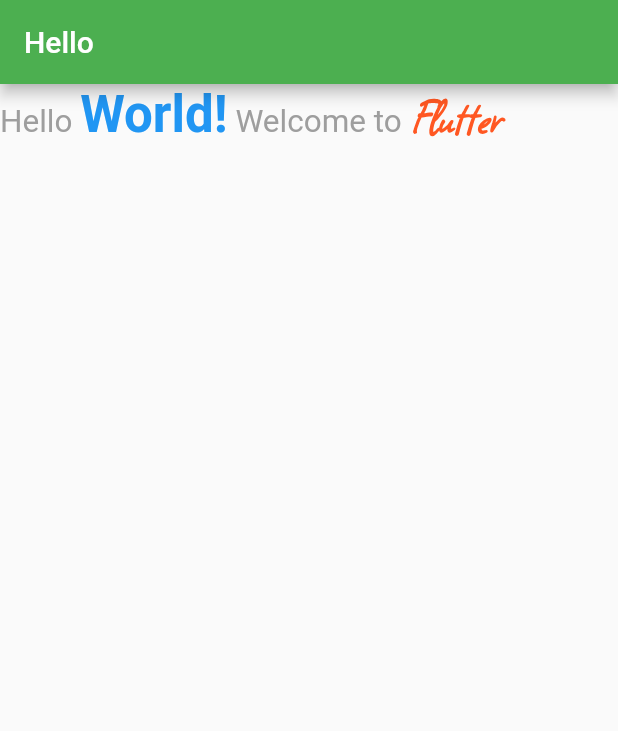
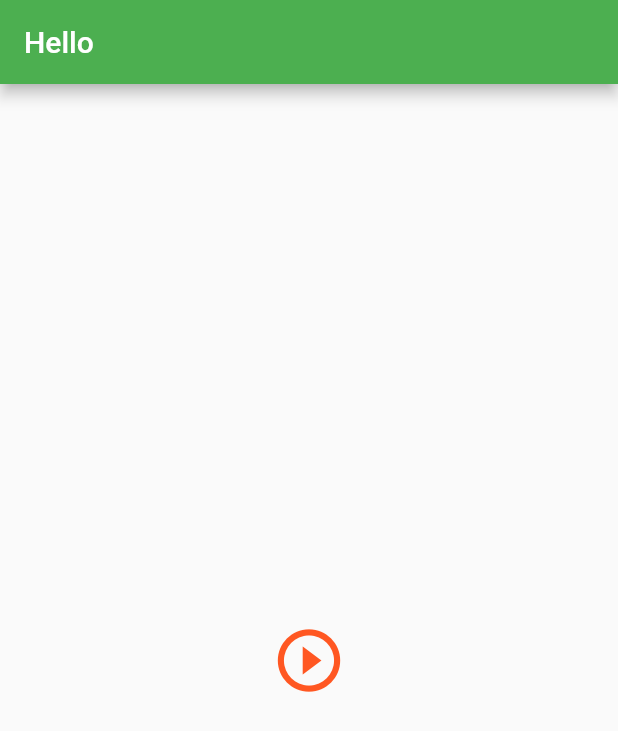
Before and after one commit to sthnischal/Flutter-Basics, a Flutter app: the screen it shows after launch, on a phone screen of 412 x 824 dp. Shown: the top 731 px of the screen. Run offline on Flutter 3.47's test engine with Material 2 defaults, Android fonts, the phone set to English and light mode, and no system bars.

Commit message:
Icon Widget added

```diff
--- a/flutterbasics/lib/main.dart
+++ b/flutterbasics/lib/main.dart
@@ -25,47 +25,14 @@ class DashBoardScreen extends StatelessWidget {
         appBar: AppBar(
           title: Text('Hello'),
         ),
-        body:
-            // Row(
-            //   children: [
-            //     Text(
-            //       'Hello ',
-            //       style: TextStyle(fontSize: 16, color: Colors.grey),
-            //     ),
-            //     Text(
-            //       'Flutter',
-            //       style: TextStyle(
-            //           fontSize: 34,
-            //           color: Colors.blue,
-            //           fontWeight: FontWeight.bold),
-            //     ),
-            //   ],
-            // )
-            RichText(
-          text: TextSpan(
-              style: TextStyle(
-                color: Colors.grey,
-                fontSize: 21,
-              ),
-              children: <TextSpan>[
-                TextSpan(text: 'Hello '),
-                TextSpan(
-                    text: 'World!',
-                    style: TextStyle(
-                      fontSize: 34,
-                      color: Colors.blue,
-                      fontWeight: FontWeight.bold,
-                    )),
-                TextSpan(text: ' Welcome to '),
-                TextSpan(
-                    text: 'Flutter',
-                    style: TextStyle(
-                        fontWeight: FontWeight.bold,
-                        fontSize: 34,
-                        color: Colors.deepOrange,
-                        fontStyle: FontStyle.italic,
-                        fontFamily: 'SquarePeg'))
-              ]),
+        body: Center(
+          child: Icon(
+            //Icons.add_business_rounded,
+            //Icons.play_arrow_rounded,
+            Icons.play_circle_outline,
+            size: 50,
+            color: Colors.deepOrange,
+          ),
         ));
   }
 }
```
